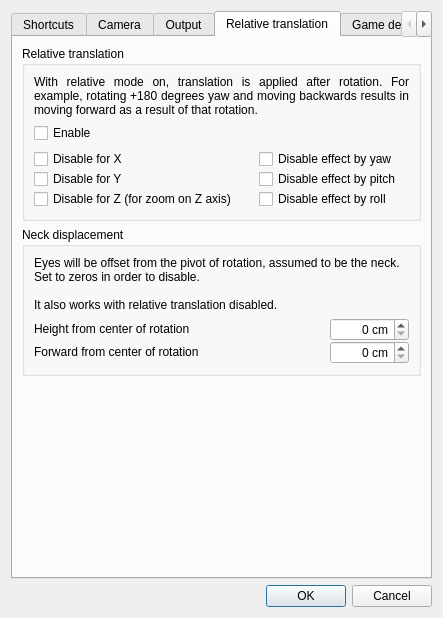
First picture: the form in gui/options-dialog.ui, repository opentrack/opentrack, before the edit.
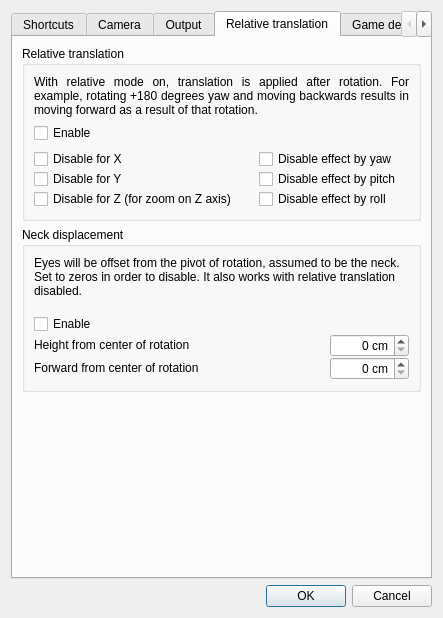
Second picture: the form after the edit. The open tabs and pages were chosen to show the change. Icons and pictures are not drawn. Custom widgets are drawn as their Qt base class.

Commit message:
gui, logic: allow toggle neck displacement
It was only possible to zero the values to turn it off.

The edit to the form file:
```diff
--- a/gui/options-dialog.ui
+++ b/gui/options-dialog.ui
@@ -7,7 +7,7 @@
     <x>0</x>
     <y>0</y>
     <width>404</width>
-    <height>597</height>
+    <height>596</height>
    </rect>
   </property>
   <property name="windowTitle">
@@ -1520,20 +1520,30 @@
        </item>
        <item>
         <widget class="QGroupBox" name="groupBox_12">
+         <property name="sizePolicy">
+          <sizepolicy hsizetype="Preferred" vsizetype="Maximum">
+           <horstretch>0</horstretch>
+           <verstretch>0</verstretch>
+          </sizepolicy>
+         </property>
          <property name="title">
           <string>Neck displacement</string>
          </property>
          <layout class="QVBoxLayout" name="verticalLayout_13">
+          <property name="spacing">
+           <number>7</number>
+          </property>
           <item>
            <widget class="QLabel" name="label_33">
             <property name="text">
-             <string>Eyes will be offset from the pivot of rotation, assumed to be the neck. Set to zeros in order to disable.
-
-It also works with relative translation disabled.</string>
+             <string>Eyes will be offset from the pivot of rotation, assumed to be the neck. Set to zeros in order to disable. It also works with relative translation disabled.</string>
             </property>
             <property name="wordWrap">
              <bool>true</bool>
             </property>
+            <property name="margin">
+             <number>0</number>
+            </property>
            </widget>
           </item>
           <item>
@@ -1546,7 +1556,7 @@
               <number>0</number>
              </property>
              <property name="topMargin">
-              <number>0</number>
+              <number>9</number>
              </property>
              <property name="rightMargin">
               <number>0</number>
@@ -1557,7 +1567,7 @@
              <property name="spacing">
               <number>0</number>
              </property>
-             <item row="0" column="0">
+             <item row="1" column="0">
               <widget class="QLabel" name="label_31">
                <property name="sizePolicy">
                 <sizepolicy hsizetype="Preferred" vsizetype="Maximum">
@@ -1570,7 +1580,7 @@
                </property>
               </widget>
              </item>
-             <item row="0" column="1">
+             <item row="1" column="1">
               <widget class="QSpinBox" name="neck_y">
                <property name="sizePolicy">
                 <sizepolicy hsizetype="Preferred" vsizetype="Maximum">
@@ -1589,7 +1599,26 @@
                </property>
               </widget>
              </item>
-             <item row="1" column="0">
+             <item row="2" column="1">
+              <widget class="QSpinBox" name="neck_z">
+               <property name="sizePolicy">
+                <sizepolicy hsizetype="Preferred" vsizetype="Maximum">
+                 <horstretch>4</horstretch>
+                 <verstretch>0</verstretch>
+                </sizepolicy>
+               </property>
+               <property name="alignment">
+                <set>Qt::AlignRight|Qt::AlignTrailing|Qt::AlignVCenter</set>
+               </property>
+               <property name="suffix">
+                <string> cm</string>
+               </property>
+               <property name="maximum">
+                <number>50</number>
+               </property>
+              </widget>
+             </item>
+             <item row="2" column="0">
               <widget class="QLabel" name="label_32">
                <property name="sizePolicy">
                 <sizepolicy hsizetype="Preferred" vsizetype="Maximum">
@@ -1602,22 +1631,19 @@
                </property>
               </widget>
              </item>
-             <item row="1" column="1">
-              <widget class="QSpinBox" name="neck_z">
+             <item row="0" column="0">
+              <widget class="QCheckBox" name="neck_enable">
                <property name="sizePolicy">
-                <sizepolicy hsizetype="Preferred" vsizetype="Maximum">
-                 <horstretch>4</horstretch>
+                <sizepolicy hsizetype="Preferred" vsizetype="Minimum">
+                 <horstretch>0</horstretch>
                  <verstretch>0</verstretch>
                 </sizepolicy>
                </property>
-               <property name="alignment">
-                <set>Qt::AlignRight|Qt::AlignTrailing|Qt::AlignVCenter</set>
+               <property name="styleSheet">
+                <string notr="true"/>
                </property>
-               <property name="suffix">
-                <string> cm</string>
-               </property>
-               <property name="maximum">
-                <number>50</number>
+               <property name="text">
+                <string>Enable</string>
                </property>
               </widget>
              </item>
```
The commit also changes 3 other files.
